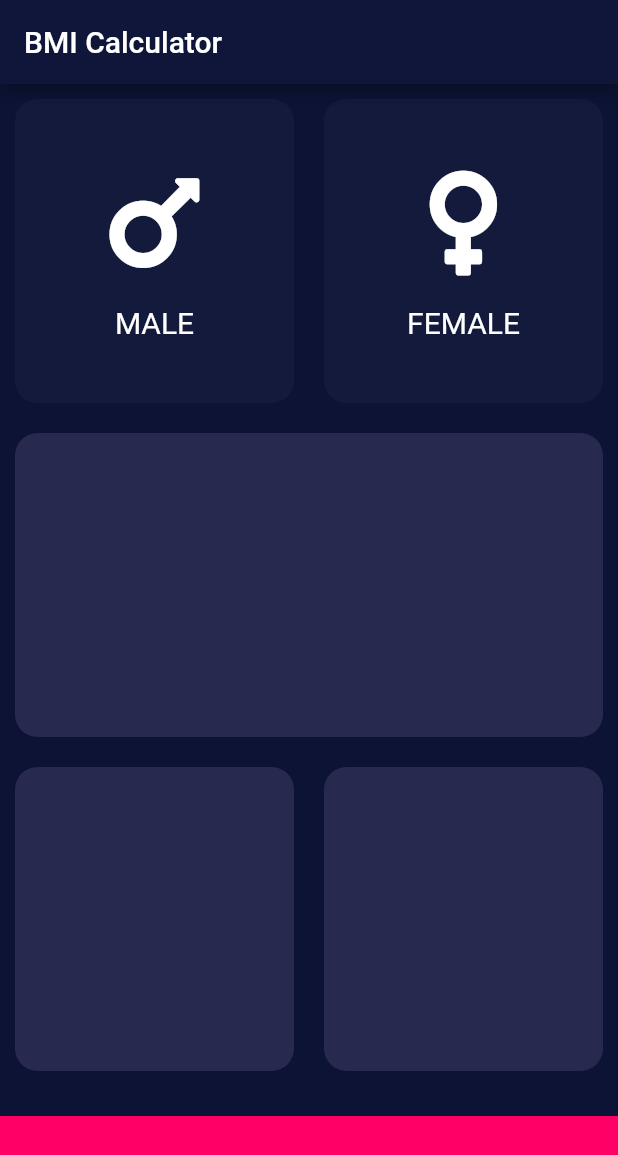
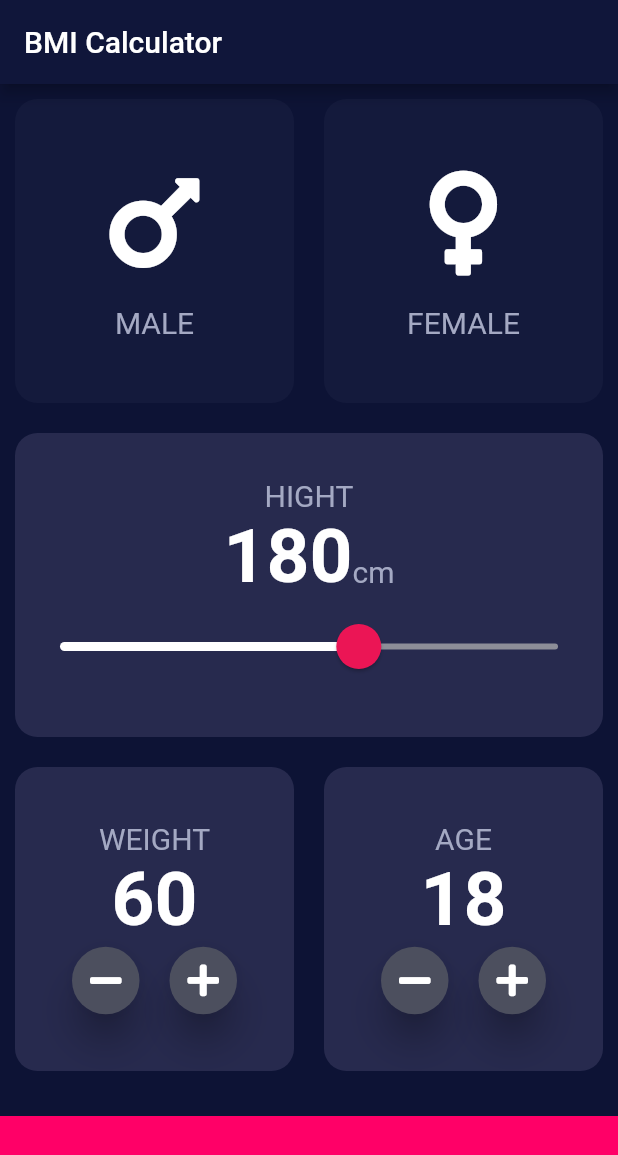
Before and after one commit to jpmehedi/FLUTTER_PROJECT, a Flutter app: the screen it shows after launch, on a phone screen of 412 x 824 dp. Shown: the top 1155 px of the screen. Run offline on Flutter 3.47's test engine with Material 2 defaults, Android fonts, the phone set to English and light mode, and no system bars; our stand-ins replace audioplayers, font_awesome_flutter, rflutter_alert.

Commit message:
today complete this app

```diff
--- /dev/null
+++ b/calculator/calculator/lib/constants.dart
@@ -0,0 +1,16 @@
+import 'package:flutter/material.dart';
+
+const kBottomContainerHeight = 80.00;
+const kActiveColorCard = Color(0xFF272A4E);
+const kInactiveColorCard = Color(0xFF141A3C);
+const kBottomContainerColor = Color(0xFFFF0067);
+
+const kLebelTextStyle = TextStyle(
+  fontSize: 20.00,
+  color: Color(0xFFA4A9C3),
+);
+const kNumberTextStyle = TextStyle(
+  fontSize: 50.00,
+  color: Color(0xFFFFFFFF),
+  fontWeight: FontWeight.bold,
+);
--- a/calculator/calculator/lib/icon_content.dart
+++ b/calculator/calculator/lib/icon_content.dart
@@ -1,9 +1,6 @@
 import 'package:flutter/material.dart';
+import 'constants.dart';
 
-const lebelTextStyle = TextStyle(
-  fontSize: 20.00,
-  color: Color(0xFFFFFFFF),
-);
 
 class IconContent extends StatelessWidget {
   IconContent({this.icon, this.lebel});
@@ -24,7 +21,7 @@ class IconContent extends StatelessWidget {
         ),
         Text(
           lebel,
-          style: lebelTextStyle,
+          style: kLebelTextStyle,
         ),
       ],
     );
--- a/calculator/calculator/lib/input_page.dart
+++ b/calculator/calculator/lib/input_page.dart
@@ -2,11 +2,8 @@ import 'package:flutter/material.dart';
 import 'package:font_awesome_flutter/font_awesome_flutter.dart';
 import 'icon_content.dart';
 import 'reuseable_card.dart';
+import 'constants.dart';
 
-const bottomContainerHeight = 80.00;
-const activeColorCard = Color(0xFF272A4E);
-const inactiveColorCard = Color(0xFF141A3C);
-const bottomContainerColor = Color(0xFFFF0067);
 enum Gender {
   male,
   female,
@@ -19,6 +16,9 @@ class InputPage extends StatefulWidget {
 
 class _InputPageState extends State<InputPage> {
   Gender selectedGender;
+  int height = 180;
+  int weight = 60;
+  int age = 18;
 
   @override
   Widget build(BuildContext context) {
@@ -27,43 +27,40 @@ class _InputPageState extends State<InputPage> {
         title: Text('BMI Calculator'),
       ),
       body: Column(
+        crossAxisAlignment: CrossAxisAlignment.stretch,
         children: <Widget>[
           Expanded(
             child: Row(
               children: <Widget>[
                 Expanded(
-                  child: GestureDetector(
-                    onTap: () {
+                  child: ReuseableCard(
+                    onPress: () {
                       setState(() {
                         selectedGender = Gender.male;
                       });
                     },
-                    child: ReuseableCard(
                     colur: selectedGender == Gender.male
-                          ? activeColorCard
-                          : inactiveColorCard,
+                        ? kActiveColorCard
+                        : kInactiveColorCard,
                     cardChild: IconContent(
                       icon: FontAwesomeIcons.mars,
                       lebel: 'Male'.toUpperCase(),
                     ),
                   ),
                 ),
-                ),
                 Expanded(
-                  child: GestureDetector(
-                    onTap: () {
+                  child: ReuseableCard(
+                    onPress: () {
                       setState(() {
                         selectedGender = Gender.female;
                       });
                     },
-                    child: ReuseableCard(
                     colur: selectedGender == Gender.female
-                          ? activeColorCard
-                          : inactiveColorCard,
+                        ? kActiveColorCard
+                        : kInactiveColorCard,
                     cardChild: IconContent(
                       icon: FontAwesomeIcons.venus,
                       lebel: 'Female'.toUpperCase(),
-                      ),
                     ),
                   ),
                 ),
@@ -72,29 +69,148 @@ class _InputPageState extends State<InputPage> {
           ),
           Expanded(
             child: ReuseableCard(
-              colur: activeColorCard,
+              colur: kActiveColorCard,
+              cardChild: Column(
+                mainAxisAlignment: MainAxisAlignment.center,
+                children: <Widget>[
+                  Text(
+                    'HIGHT',
+                    style: kLebelTextStyle,
+                  ),
+                  Row(
+                    mainAxisAlignment: MainAxisAlignment.center,
+                    crossAxisAlignment: CrossAxisAlignment.baseline,
+                    textBaseline: TextBaseline.alphabetic,
+                    children: <Widget>[
+                      Text(
+                        height.toString(),
+                        style: kNumberTextStyle,
+                      ),
+                      Text(
+                        'cm',
+                        style: kLebelTextStyle,
+                      )
+                    ],
+                  ),
+                  SliderTheme(
+                    data: SliderTheme.of(context).copyWith(
+                      inactiveTrackColor: Color(0xFF8D8E98),
+                      activeTrackColor: Colors.white,
+                      thumbColor: Color(0xFFEB1555),
+                      overlayColor: Color(0x29EB1555),
+                      thumbShape: RoundSliderThumbShape(enabledThumbRadius: 15),
+                      overlayShape: RoundSliderOverlayShape(overlayRadius: 30),
+                    ),
+                    child: Slider(
+                      value: height.toDouble(),
+                      min: 120.00,
+                      max: 220.00,
+                      onChanged: (double newValue) {
+                        setState(() {
+                          height = newValue.round();
+                        });
+                      },
+                    ),
+                  ),
+                ],
+              ),
             ),
           ),
           Expanded(
             child: Row(
+              mainAxisAlignment: MainAxisAlignment.center,
               children: <Widget>[
                 Expanded(
                   child: ReuseableCard(
-                    colur: activeColorCard,
+                    colur: kActiveColorCard,
+                    cardChild: Column(
+                      mainAxisAlignment: MainAxisAlignment.center,
+                      children: <Widget>[
+                        Text(
+                          'WEIGHT',
+                          style: kLebelTextStyle,
+                        ),
+                        Text(
+                          weight.toString(),
+                          style: kNumberTextStyle,
+                        ),
+                        Row(
+                          mainAxisAlignment: MainAxisAlignment.center,
+                          children: <Widget>[
+                            RoundIconButton(
+                              icon: FontAwesomeIcons.minus,
+                              onPressed: () {
+                                setState(() {
+                                  weight--;
+                                });
+                              },
+                            ),
+                            SizedBox(
+                              width: 15.00,
+                            ),
+                            RoundIconButton(
+                              icon: FontAwesomeIcons.plus,
+                              onPressed: () {
+                                setState(() {
+                                  weight++;
+                                });
+                              },
+                            ),
+                          ],
+                        )
+                      ],
+                    ),
                   ),
                 ),
                 Expanded(
                   child: ReuseableCard(
-                    colur: activeColorCard,
+                    colur: kActiveColorCard,
+                    cardChild: Column(
+                      mainAxisAlignment: MainAxisAlignment.center,
+                      children: <Widget>[
+                        Text(
+                          'AGE',
+                          style: kLebelTextStyle,
+                        ),
+                        Text(
+                          age.toString(),
+                          style: kNumberTextStyle,
+                        ),
+                        Row(
+                          mainAxisAlignment: MainAxisAlignment.center,
+                          children: <Widget>[
+                            RoundIconButton(
+                              icon: FontAwesomeIcons.minus,
+                              onPressed: () {
+                                setState(() {
+                                  age--;
+                                });
+                              },
+                            ),
+                            SizedBox(
+                              width: 15.0,
+                            ),
+                            RoundIconButton(
+                              icon: FontAwesomeIcons.plus,
+                              onPressed: () {
+                                setState(() {
+                                  age++;
+                                });
+                              },
+                            ),
+                          ],
+                        )
+                      ],
+                    ),
                   ),
                 ),
               ],
             ),
           ),
           Container(
-            color: bottomContainerColor,
+            color: kBottomContainerColor,
             margin: EdgeInsets.only(top: 20),
-            height: bottomContainerHeight,
+            height: kBottomContainerHeight,
             width: double.infinity,
           ),
         ],
@@ -102,3 +218,23 @@ class _InputPageState extends State<InputPage> {
     );
   }
 }
+
+class RoundIconButton extends StatelessWidget {
+  RoundIconButton({@required this.icon, @required this.onPressed});
+  final IconData icon;
+  final Function onPressed;
+  @override
+  Widget build(BuildContext context) {
+    return RawMaterialButton(
+      child: Icon(icon),
+      onPressed: onPressed,
+      elevation: 10.0,
+      constraints: BoxConstraints.tightFor(
+        width: 50.0,
+        height: 45.00,
+      ),
+      shape: CircleBorder(),
+      fillColor: Color(0xFF4C4F5E),
+    );
+  }
+}
--- a/calculator/calculator/lib/reuseable_card.dart
+++ b/calculator/calculator/lib/reuseable_card.dart
@@ -1,16 +1,20 @@
 import 'package:flutter/material.dart';
 
 class ReuseableCard extends StatelessWidget {
-  ReuseableCard({@required this.colur, this.cardChild});
+  ReuseableCard({@required this.colur, this.cardChild, this.onPress});
   final Color colur;
   final Widget cardChild;
+  final Function onPress;
   @override
   Widget build(BuildContext context) {
-    return Container(
-      child: cardChild,
-      margin: EdgeInsets.all(10),
-      decoration:
-          BoxDecoration(color: colur, borderRadius: BorderRadius.circular(15)),
+    return GestureDetector(
+      onTap: onPress,
+      child: Container(
+        child: cardChild,
+        margin: EdgeInsets.all(10),
+        decoration: BoxDecoration(
+            color: colur, borderRadius: BorderRadius.circular(15)),
+      ),
     );
   }
 }
```
Lines whose indentation alone changed are shown as unchanged.
